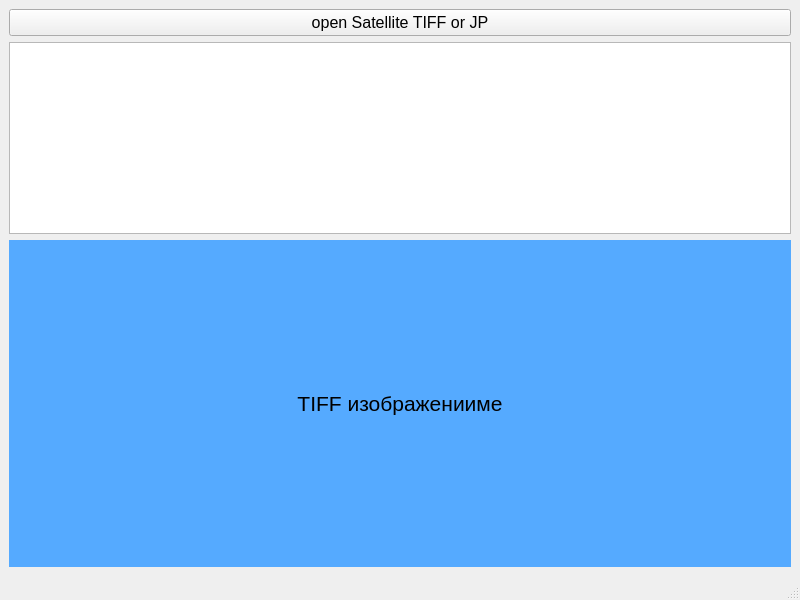
Qt form main_window_satellite_comparator.ui (ValeryStk/satellite_comparator) before a commit.
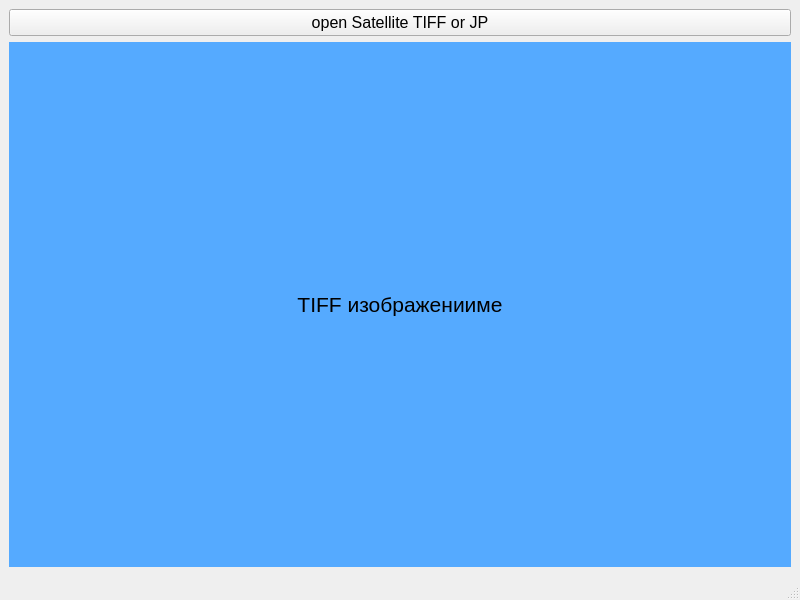
The same form after that commit.

```diff
--- a/main_window_satellite_comparator.ui
+++ b/main_window_satellite_comparator.ui
@@ -41,14 +41,9 @@
      </widget>
     </item>
     <item>
-     <widget class="QTextBrowser" name="textBrowser_header_info">
-      <property name="sizePolicy">
-       <sizepolicy hsizetype="Expanding" vsizetype="Fixed">
-        <horstretch>0</horstretch>
-        <verstretch>0</verstretch>
-       </sizepolicy>
-      </property>
-     </widget>
+     <layout class="QHBoxLayout" name="horizontalLayout">
+      <item>
+       <layout class="QVBoxLayout" name="verticalLayout_bands"/>
     </item>
     <item>
      <widget class="QLabel" name="label_satellite_image">
@@ -78,6 +73,8 @@
        <set>Qt::AlignCenter</set>
       </property>
      </widget>
+      </item>
+     </layout>
     </item>
    </layout>
   </widget>
```
Lines whose indentation alone changed are shown as unchanged.
